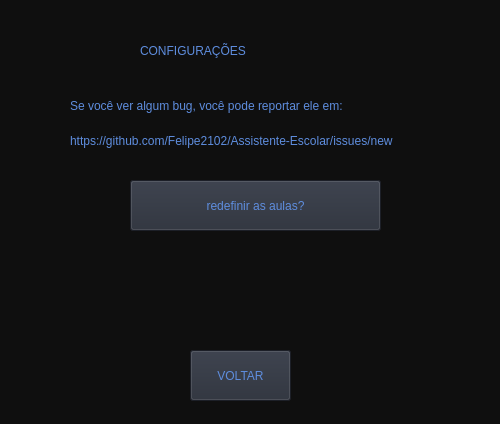
The window that SN3/_pages/configuração.ui (felipe2102/Notebook) describes before a commit, drawn with Qt 5.
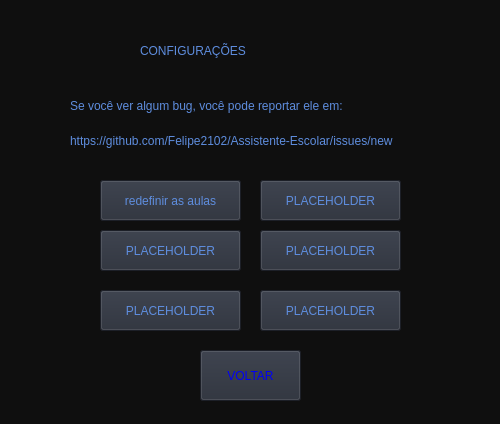
The same window after the commit.

Patch:
```diff
--- a/SN3/_pages/configuração.ui
+++ b/SN3/_pages/configuração.ui
@@ -35,7 +35,7 @@
   <widget class="QPushButton" name="Button_voltar">
    <property name="geometry">
     <rect>
-     <x>190</x>
+     <x>200</x>
      <y>350</y>
      <width>101</width>
      <height>51</height>
@@ -43,7 +43,7 @@
    </property>
    <property name="styleSheet">
     <string notr="true">background-color: rgb(39,44,55);
-color: rgb(94,141,222);
+color: rgb(0,0,245);
 font: 87 10pt &quot;Arial Black&quot;;</string>
    </property>
    <property name="text">
@@ -53,10 +53,10 @@
   <widget class="QPushButton" name="Button_redaula">
    <property name="geometry">
     <rect>
-     <x>130</x>
+     <x>100</x>
      <y>180</y>
-     <width>251</width>
-     <height>51</height>
+     <width>141</width>
+     <height>41</height>
     </rect>
    </property>
    <property name="styleSheet">
@@ -65,7 +65,7 @@
 font: 87 10pt &quot;Arial Black&quot;;</string>
    </property>
    <property name="text">
-    <string>redefinir as aulas?</string>
+    <string>redefinir as aulas</string>
    </property>
   </widget>
   <widget class="QLabel" name="label">
@@ -121,6 +121,96 @@
     <string>https://github.com/Felipe2102/Assistente-Escolar/issues/new</string>
    </property>
   </widget>
+  <widget class="QPushButton" name="Button_redaula_2">
+   <property name="geometry">
+    <rect>
+     <x>100</x>
+     <y>230</y>
+     <width>141</width>
+     <height>41</height>
+    </rect>
+   </property>
+   <property name="styleSheet">
+    <string notr="true">background-color: rgb(39,44,55);
+color: rgb(94,141,222);
+font: 87 10pt &quot;Arial Black&quot;;</string>
+   </property>
+   <property name="text">
+    <string>PLACEHOLDER</string>
+   </property>
+  </widget>
+  <widget class="QPushButton" name="Button_redaula_3">
+   <property name="geometry">
+    <rect>
+     <x>100</x>
+     <y>290</y>
+     <width>141</width>
+     <height>41</height>
+    </rect>
+   </property>
+   <property name="styleSheet">
+    <string notr="true">background-color: rgb(39,44,55);
+color: rgb(94,141,222);
+font: 87 10pt &quot;Arial Black&quot;;</string>
+   </property>
+   <property name="text">
+    <string>PLACEHOLDER</string>
+   </property>
+  </widget>
+  <widget class="QPushButton" name="Button_redaula_4">
+   <property name="geometry">
+    <rect>
+     <x>260</x>
+     <y>230</y>
+     <width>141</width>
+     <height>41</height>
+    </rect>
+   </property>
+   <property name="styleSheet">
+    <string notr="true">background-color: rgb(39,44,55);
+color: rgb(94,141,222);
+font: 87 10pt &quot;Arial Black&quot;;</string>
+   </property>
+   <property name="text">
+    <string>PLACEHOLDER</string>
+   </property>
+  </widget>
+  <widget class="QPushButton" name="Button_redaula_5">
+   <property name="geometry">
+    <rect>
+     <x>260</x>
+     <y>180</y>
+     <width>141</width>
+     <height>41</height>
+    </rect>
+   </property>
+   <property name="styleSheet">
+    <string notr="true">background-color: rgb(39,44,55);
+color: rgb(94,141,222);
+font: 87 10pt &quot;Arial Black&quot;;</string>
+   </property>
+   <property name="text">
+    <string>PLACEHOLDER</string>
+   </property>
+  </widget>
+  <widget class="QPushButton" name="Button_redaula_6">
+   <property name="geometry">
+    <rect>
+     <x>260</x>
+     <y>290</y>
+     <width>141</width>
+     <height>41</height>
+    </rect>
+   </property>
+   <property name="styleSheet">
+    <string notr="true">background-color: rgb(39,44,55);
+color: rgb(94,141,222);
+font: 87 10pt &quot;Arial Black&quot;;</string>
+   </property>
+   <property name="text">
+    <string>PLACEHOLDER</string>
+   </property>
+  </widget>
  </widget>
  <resources/>
  <connections>
```
